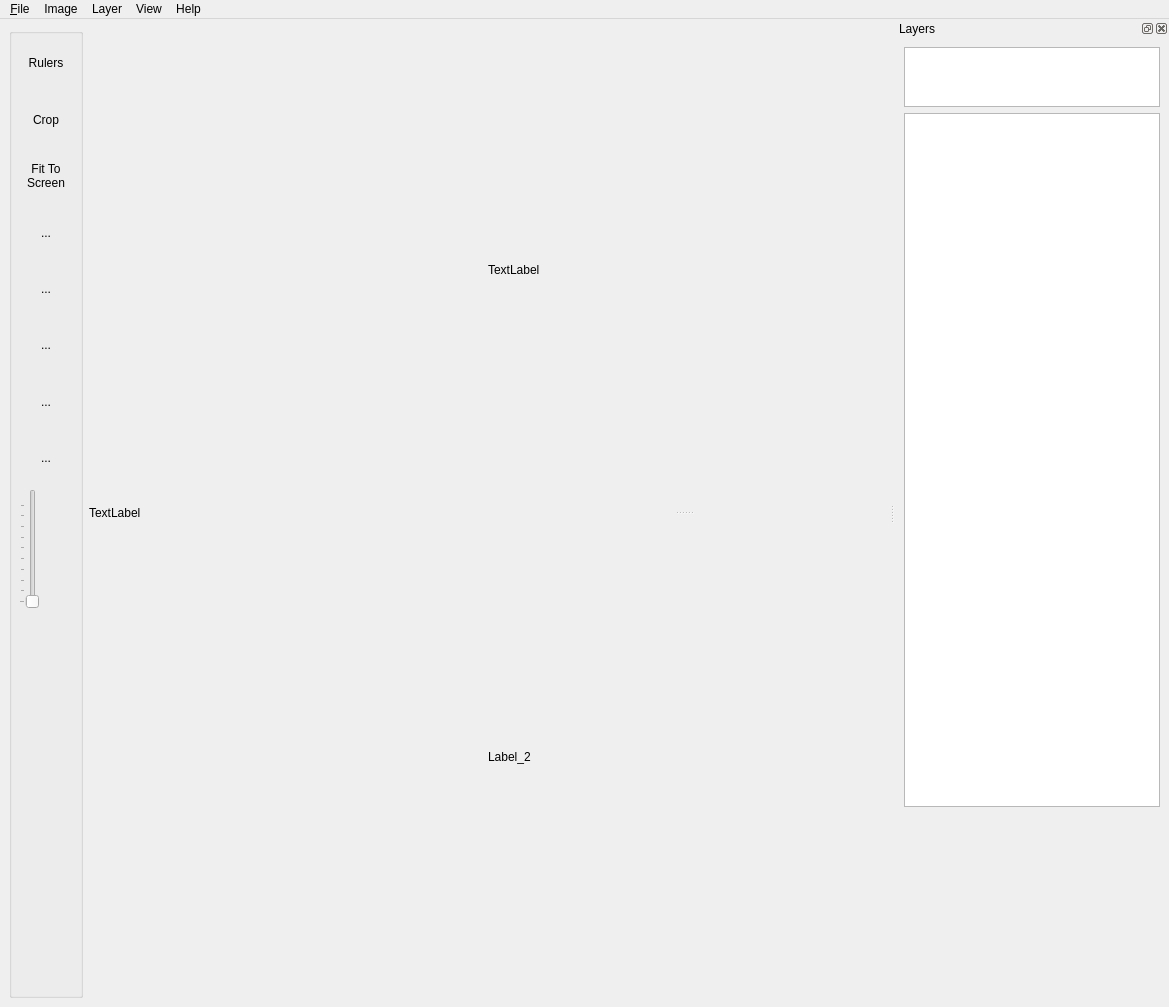
First picture: the form in bLUe.ui, repository bvirxx/bLUe_PYSIDE, before the edit.
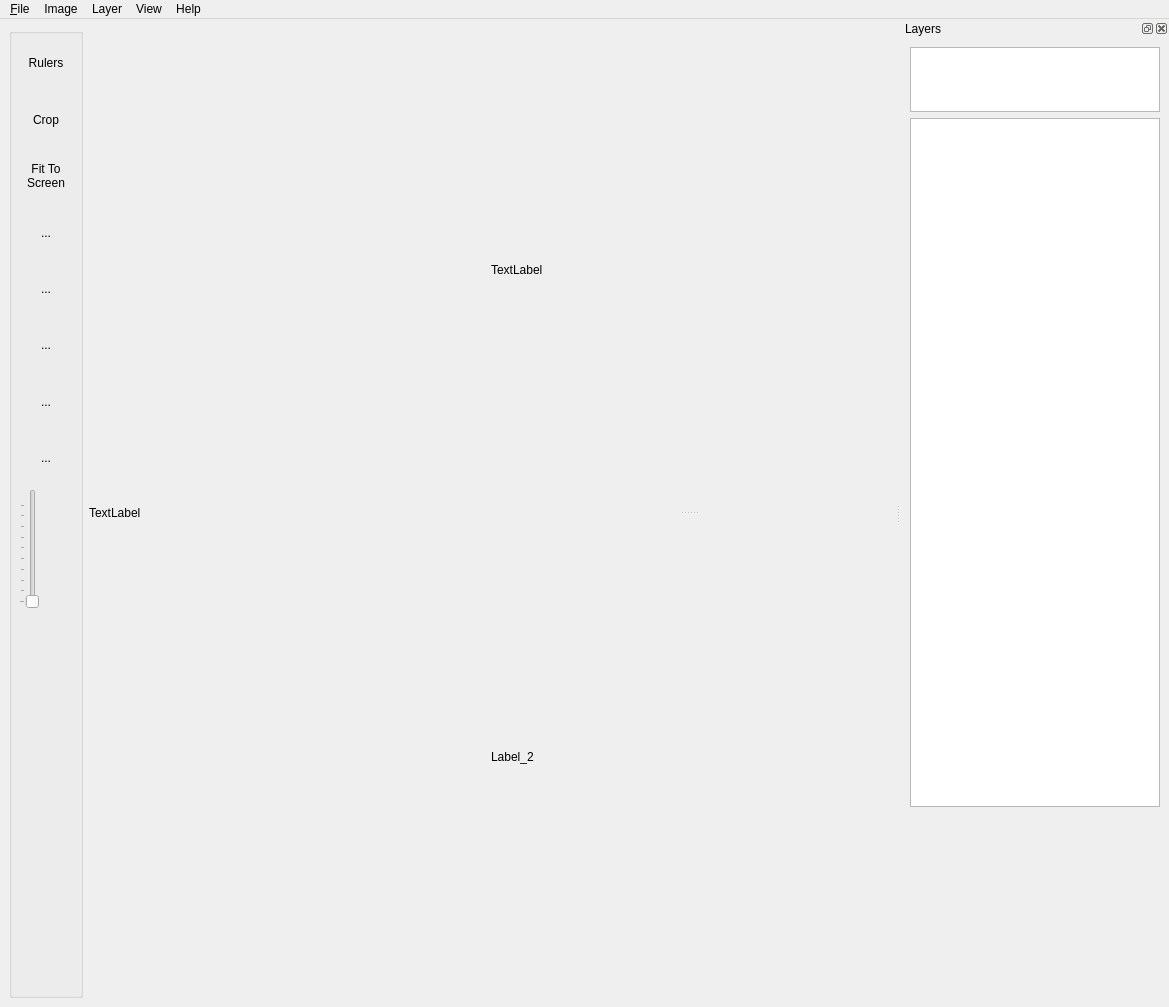
Second picture: the form after the edit. Icons and pictures are not drawn. Custom widgets are drawn as their Qt base class.

Diff of the .ui file:
```diff
--- a/bLUe.ui
+++ b/bLUe.ui
@@ -611,13 +611,13 @@
   <widget class="QDockWidget" name="dockWidget">
    <property name="minimumSize">
     <size>
-     <width>213</width>
-     <height>229</height>
+     <width>250</width>
+     <height>246</height>
     </size>
    </property>
    <property name="maximumSize">
     <size>
-     <width>524287</width>
+     <width>500</width>
      <height>803</height>
     </size>
    </property>
@@ -628,22 +628,31 @@
     <number>2</number>
    </attribute>
    <widget class="QWidget" name="dockWidgetContents">
+    <property name="sizePolicy">
+     <sizepolicy hsizetype="Preferred" vsizetype="Preferred">
+      <horstretch>0</horstretch>
+      <verstretch>0</verstretch>
+     </sizepolicy>
+    </property>
+    <property name="layoutDirection">
+     <enum>Qt::LeftToRight</enum>
+    </property>
     <layout class="QVBoxLayout" name="verticalLayout_2">
-     <item alignment="Qt::AlignTop">
+     <item>
       <widget class="histForm" name="histView">
        <property name="maximumSize">
         <size>
-         <width>16777215</width>
-         <height>60</height>
+         <width>250</width>
+         <height>65</height>
         </size>
        </property>
       </widget>
      </item>
-     <item>
+     <item alignment="Qt::AlignRight">
       <widget class="QLayerView" name="tableView">
        <property name="maximumSize">
         <size>
-         <width>16777215</width>
+         <width>250</width>
          <height>755</height>
         </size>
        </property>
```
